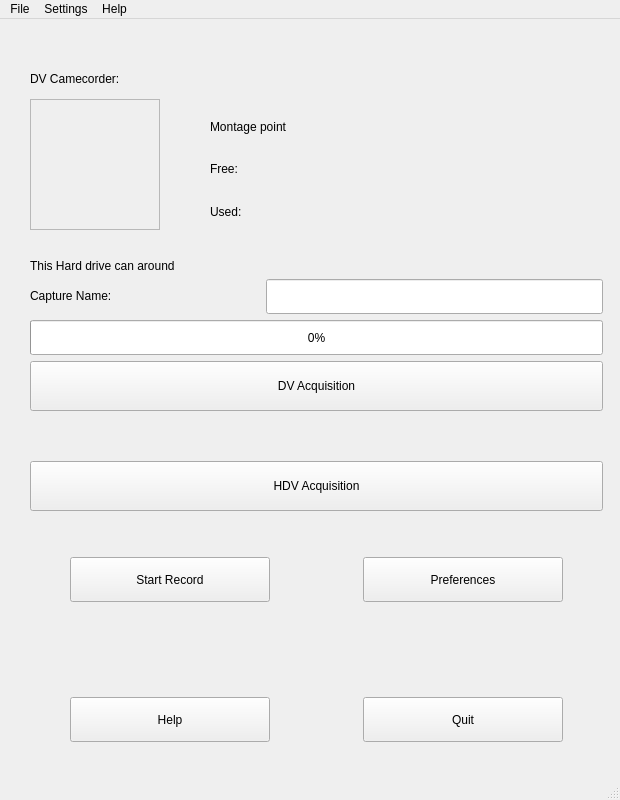
The window that src/ui/QDvgrab.ui (olielvewen/QDvGrab) describes before a commit, drawn with Qt 5.
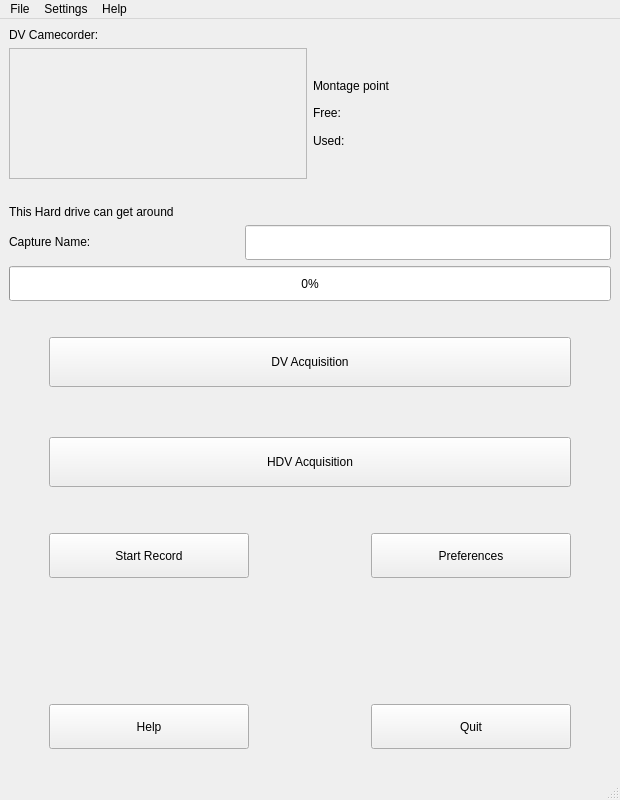
The same window after the commit. Icons and pictures are not drawn.

Commit message: improving the layout of the main gui again

Diff of the .ui file:
```diff
--- a/src/ui/QDvgrab.ui
+++ b/src/ui/QDvgrab.ui
@@ -24,15 +24,33 @@
    <locale language="English" country="UnitedStates"/>
   </property>
   <widget class="QWidget" name="centralwidget">
+   <layout class="QVBoxLayout" name="verticalLayout_6">
+    <item>
+     <layout class="QHBoxLayout" name="horizontalLayout">
+      <property name="leftMargin">
+       <number>0</number>
+      </property>
+      <property name="topMargin">
+       <number>0</number>
+      </property>
+      <item>
+       <widget class="QLabel" name="lbldescriptioncamecorder">
+        <property name="text">
+         <string>&lt;html&gt;&lt;head/&gt;&lt;body&gt;&lt;p&gt;DV Camecorder:&lt;/p&gt;&lt;/body&gt;&lt;/html&gt;</string>
+        </property>
+       </widget>
+      </item>
+      <item>
+       <widget class="QLabel" name="lblcamcorder"/>
+      </item>
+     </layout>
+    </item>
+    <item>
+     <layout class="QHBoxLayout" name="horizontalLayout_7">
+      <item>
+       <layout class="QHBoxLayout" name="horizontalLayout_5">
+        <item>
    <widget class="QFrame" name="frame">
-    <property name="geometry">
-     <rect>
-      <x>30</x>
-      <y>80</y>
-      <width>130</width>
-      <height>131</height>
-     </rect>
-    </property>
     <property name="minimumSize">
      <size>
       <width>130</width>
@@ -45,30 +63,21 @@
     <property name="frameShadow">
      <enum>QFrame::Raised</enum>
     </property>
+          <layout class="QHBoxLayout" name="horizontalLayout_6">
+           <item>
     <widget class="QLabel" name="label_5">
-     <property name="geometry">
-      <rect>
-       <x>0</x>
-       <y>0</y>
-       <width>130</width>
-       <height>131</height>
-      </rect>
-     </property>
      <property name="pixmap">
       <pixmap>../images/drive-harddisk.png</pixmap>
      </property>
     </widget>
-   </widget>
-   <widget class="QWidget" name="">
-    <property name="geometry">
-     <rect>
-      <x>30</x>
-      <y>50</y>
-      <width>571</width>
-      <height>21</height>
-     </rect>
-    </property>
-    <layout class="QHBoxLayout" name="horizontalLayout">
+           </item>
+          </layout>
+         </widget>
+        </item>
+       </layout>
+      </item>
+      <item>
+       <layout class="QVBoxLayout" name="verticalLayout_5" stretch="0,0,0,0,0">
      <property name="leftMargin">
       <number>0</number>
      </property>
@@ -76,68 +85,37 @@
       <number>0</number>
      </property>
      <item>
-      <widget class="QLabel" name="lbldescriptioncamecorder">
-       <property name="text">
-        <string>&lt;html&gt;&lt;head/&gt;&lt;body&gt;&lt;p&gt;DV Camecorder:&lt;/p&gt;&lt;/body&gt;&lt;/html&gt;</string>
-       </property>
-      </widget>
+         <widget class="QLabel" name="lblfree"/>
      </item>
      <item>
-      <widget class="QLabel" name="lblcamcorder"/>
-     </item>
-    </layout>
-   </widget>
-   <widget class="QWidget" name="">
-    <property name="geometry">
-     <rect>
-      <x>210</x>
-      <y>90</y>
-      <width>391</width>
-      <height>121</height>
-     </rect>
-    </property>
-    <layout class="QGridLayout" name="gridLayout">
-     <property name="topMargin">
-      <number>0</number>
-     </property>
-     <item row="0" column="0" colspan="2">
       <widget class="QLabel" name="label">
        <property name="text">
         <string>&lt;html&gt;&lt;head/&gt;&lt;body&gt;&lt;p&gt;Montage point&lt;/p&gt;&lt;/body&gt;&lt;/html&gt;</string>
        </property>
       </widget>
      </item>
-     <item row="1" column="0">
+        <item>
       <widget class="QLabel" name="label_2">
        <property name="text">
         <string>&lt;html&gt;&lt;head/&gt;&lt;body&gt;&lt;p&gt;Free:&lt;/p&gt;&lt;/body&gt;&lt;/html&gt;</string>
        </property>
       </widget>
      </item>
-     <item row="2" column="0">
+        <item>
       <widget class="QLabel" name="label_4">
        <property name="text">
         <string>&lt;html&gt;&lt;head/&gt;&lt;body&gt;&lt;p&gt;Used:&lt;/p&gt;&lt;/body&gt;&lt;/html&gt;</string>
        </property>
       </widget>
      </item>
-     <item row="1" column="1">
-      <widget class="QLabel" name="lblfree"/>
-     </item>
-     <item row="2" column="1">
+        <item>
       <widget class="QLabel" name="lblused"/>
      </item>
     </layout>
-   </widget>
-   <widget class="QWidget" name="">
-    <property name="geometry">
-     <rect>
-      <x>30</x>
-      <y>220</y>
-      <width>573</width>
-      <height>533</height>
-     </rect>
-    </property>
+      </item>
+     </layout>
+    </item>
+    <item>
     <layout class="QVBoxLayout" name="verticalLayout_4">
      <property name="topMargin">
       <number>20</number>
@@ -147,7 +125,7 @@
        <item>
         <widget class="QLabel" name="lbltotal">
          <property name="text">
-          <string>&lt;html&gt;&lt;head/&gt;&lt;body&gt;&lt;p&gt;This Hard drive can around &lt;/p&gt;&lt;/body&gt;&lt;/html&gt;</string>
+           <string>&lt;html&gt;&lt;head/&gt;&lt;body&gt;&lt;p&gt;This Hard drive can get around &lt;/p&gt;&lt;/body&gt;&lt;/html&gt;</string>
          </property>
         </widget>
        </item>
@@ -198,17 +176,26 @@
        <property name="leftMargin">
         <number>0</number>
        </property>
-       <property name="bottomMargin">
+        <property name="topMargin">
         <number>30</number>
        </property>
+        <property name="bottomMargin">
+         <number>20</number>
+        </property>
        <item>
         <layout class="QVBoxLayout" name="verticalLayout_2">
          <property name="spacing">
           <number>50</number>
          </property>
+          <property name="leftMargin">
+           <number>40</number>
+          </property>
          <property name="topMargin">
           <number>0</number>
          </property>
+          <property name="rightMargin">
+           <number>40</number>
+          </property>
          <property name="bottomMargin">
           <number>40</number>
          </property>
@@ -435,7 +422,8 @@
       </layout>
      </item>
     </layout>
-   </widget>
+    </item>
+   </layout>
   </widget>
   <widget class="QMenuBar" name="menubar">
    <property name="geometry">
```
Lines whose indentation alone changed are shown as unchanged. The commit also changes 1 other file.
